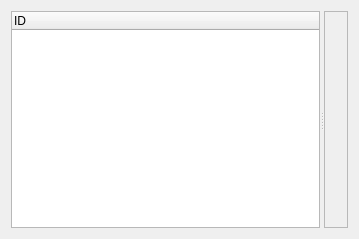
The window that Lamia/toolprepro/vnf/lamiavnf_ssequipementmain_tool_ui.ui (Artelia/Lamia) describes before a commit, drawn with Qt 5.
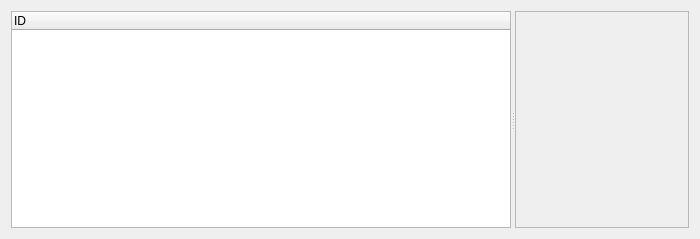
The same window after the commit.

Diff of the .ui file:
```diff
--- a/Lamia/toolprepro/vnf/lamiavnf_ssequipementmain_tool_ui.ui
+++ b/Lamia/toolprepro/vnf/lamiavnf_ssequipementmain_tool_ui.ui
@@ -6,16 +6,40 @@
    <rect>
     <x>0</x>
     <y>0</y>
-    <width>359</width>
+    <width>700</width>
     <height>239</height>
    </rect>
   </property>
+  <property name="minimumSize">
+   <size>
+    <width>400</width>
+    <height>0</height>
+   </size>
+  </property>
+  <property name="maximumSize">
+   <size>
+    <width>700</width>
+    <height>16777215</height>
+   </size>
+  </property>
   <property name="windowTitle">
    <string>Form</string>
   </property>
   <layout class="QVBoxLayout" name="verticalLayout_2">
    <item>
     <widget class="QSplitter" name="splitter">
+     <property name="minimumSize">
+      <size>
+       <width>200</width>
+       <height>0</height>
+      </size>
+     </property>
+     <property name="maximumSize">
+      <size>
+       <width>16777215</width>
+       <height>16777215</height>
+      </size>
+     </property>
      <property name="orientation">
       <enum>Qt::Horizontal</enum>
      </property>
@@ -26,6 +50,18 @@
         <verstretch>0</verstretch>
        </sizepolicy>
       </property>
+      <property name="minimumSize">
+       <size>
+        <width>300</width>
+        <height>0</height>
+       </size>
+      </property>
+      <property name="maximumSize">
+       <size>
+        <width>500</width>
+        <height>16777215</height>
+       </size>
+      </property>
       <property name="autoScroll">
        <bool>false</bool>
       </property>
```
